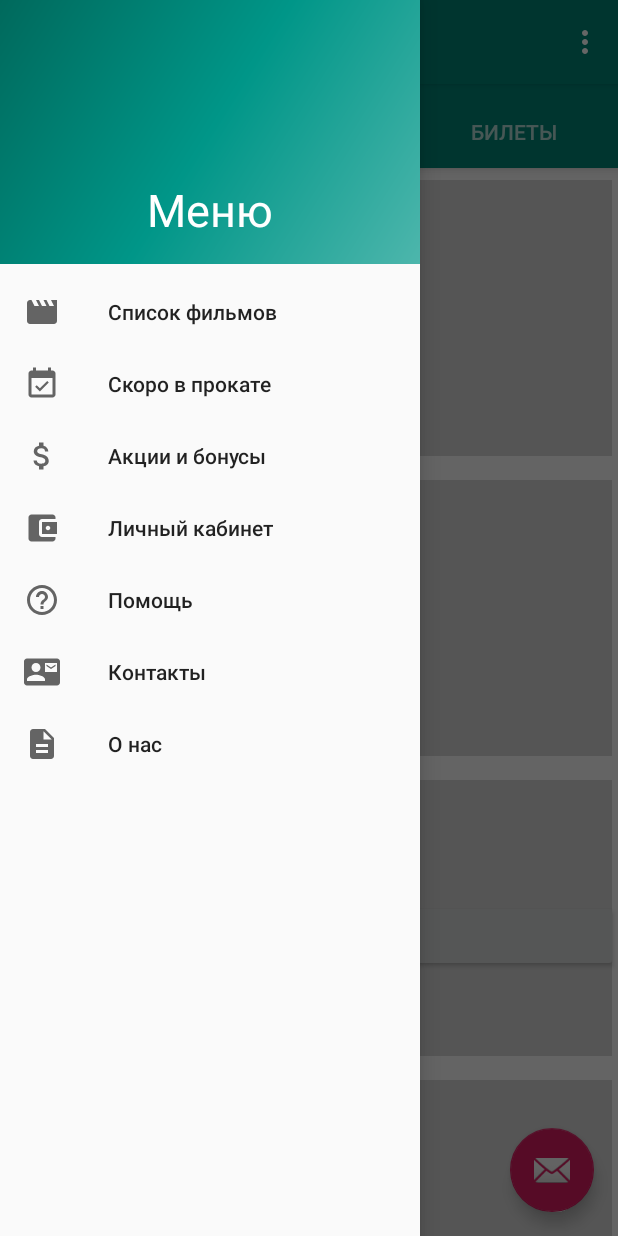
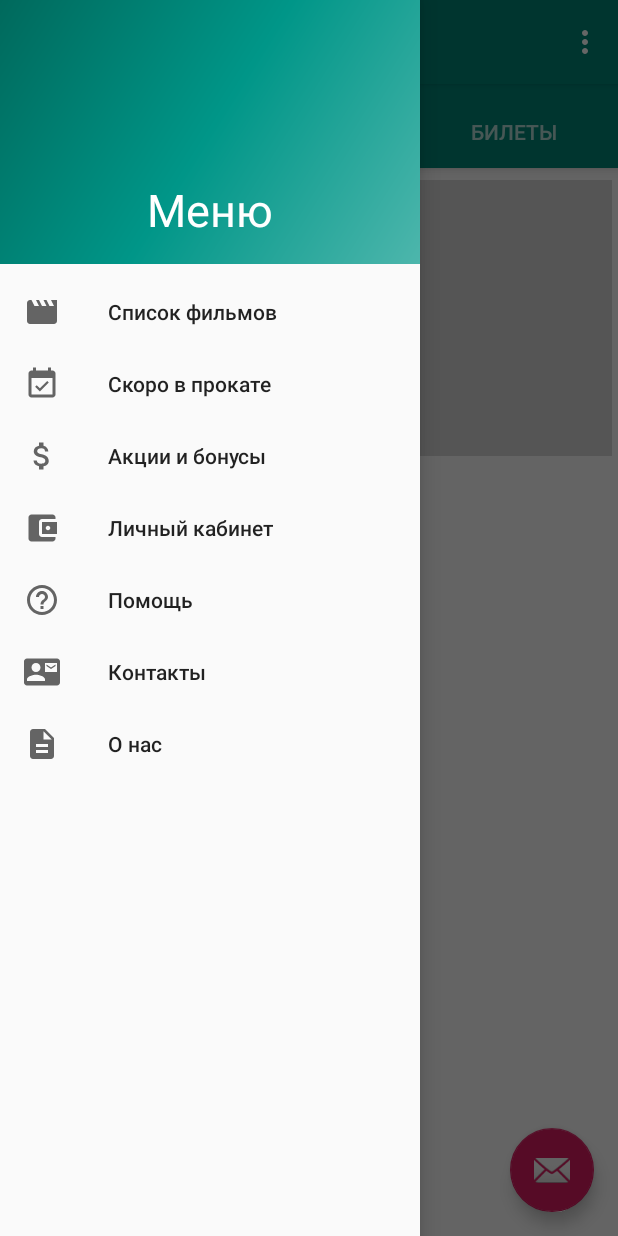
Before and after one commit to FruteL/Cinema-Booking-Client-master, an Android app: the screen it shows after launch (HomeActivity), with the side drawer open, on a phone screen of 412 x 824 dp. Run offline under Robolectric (Android 15) with nearby library versions, the phone set to English and light mode, and no system bars; our stand-ins replace Firebase (no records; nobody signed in at launch, a user with empty details on screens opened directly), Picasso; pictures from the network do not load.

Commit message:
my commit 2

```diff
--- a/app/src/main/java/com/cinema/client/data/movie/MoviesRepository.java
+++ b/app/src/main/java/com/cinema/client/data/movie/MoviesRepository.java
@@ -1,9 +1,16 @@
 package com.cinema.client.data.movie;
+
+import com.google.firebase.database.DatabaseReference;
+import com.google.firebase.database.FirebaseDatabase;
 
 import java.util.ArrayList;
 import java.util.List;
 
 public class MoviesRepository {
+
+
+
+
     public static List<Movie> generateNewMovies(){
         List<Movie> movies = new ArrayList<>();
 
@@ -18,60 +25,7 @@ public class MoviesRepository {
                 "https://multiplex.ua/images/7f/67/7f67319a6340bb8dfb280e3a75c3c867.jpeg"
         ));
 
-        movies.add(new Movie(
-                //title
-                "Шазам!",
-                //shortDescription
-                "Каждый из нас в душе супергерой, однако надо немного магии, чтобы раскрыть его. Воспитанному улицей 14-летнему Билли Батсону повезло: он способен превращаться во взрослого супергероя Шазама.",
-                //full Description
-                "Каждый из нас в душе супергерой, однако надо немного магии, чтобы раскрыть его. Воспитанному улицей 14-летнему Билли Батсону повезло: он способен превращаться во взрослого супергероя Шазама.",
-                //poster image url
-                "https://multiplex.ua/images/7f/67/7f67319a6340bb8dfb280e3a75c3c867.jpeg"
-        ));
 
-        movies.add(new Movie(
-                //title
-                "Шазам!",
-                //shortDescription
-                "Каждый из нас в душе супергерой, однако надо немного магии, чтобы раскрыть его. Воспитанному улицей 14-летнему Билли Батсону повезло: он способен превращаться во взрослого супергероя Шазама.",
-                //full Description
-                "Каждый из нас в душе супергерой, однако надо немного магии, чтобы раскрыть его. Воспитанному улицей 14-летнему Билли Батсону повезло: он способен превращаться во взрослого супергероя Шазама.",
-                //poster image url
-                "https://multiplex.ua/images/7f/67/7f67319a6340bb8dfb280e3a75c3c867.jpeg"
-        ));
-
-        movies.add(new Movie(
-                //title
-                "Шазам!",
-                //shortDescription
-                "Каждый из нас в душе супергерой, однако надо немного магии, чтобы раскрыть его. Воспитанному улицей 14-летнему Билли Батсону повезло: он способен превращаться во взрослого супергероя Шазама.",
-                //full Description
-                "Каждый из нас в душе супергерой, однако надо немного магии, чтобы раскрыть его. Воспитанному улицей 14-летнему Билли Батсону повезло: он способен превращаться во взрослого супергероя Шазама.",
-                //poster image url
-                "https://multiplex.ua/images/7f/67/7f67319a6340bb8dfb280e3a75c3c867.jpeg"
-        ));
-
-        movies.add(new Movie(
-                //title
-                "Шазам!",
-                //shortDescription
-                "Каждый из нас в душе супергерой, однако надо немного магии, чтобы раскрыть его. Воспитанному улицей 14-летнему Билли Батсону повезло: он способен превращаться во взрослого супергероя Шазама.",
-                //full Description
-                "Каждый из нас в душе супергерой, однако надо немного магии, чтобы раскрыть его. Воспитанному улицей 14-летнему Билли Батсону повезло: он способен превращаться во взрослого супергероя Шазама.",
-                //poster image url
-                "https://multiplex.ua/images/7f/67/7f67319a6340bb8dfb280e3a75c3c867.jpeg"
-        ));
-
-        movies.add(new Movie(
-                //title
-                "Шазам!",
-                //shortDescription
-                "Каждый из нас в душе супергерой, однако надо немного магии, чтобы раскрыть его. Воспитанному улицей 14-летнему Билли Батсону повезло: он способен превращаться во взрослого супергероя Шазама.",
-                //full Description
-                "Каждый из нас в душе супергерой, однако надо немного магии, чтобы раскрыть его. Воспитанному улицей 14-летнему Билли Батсону повезло: он способен превращаться во взрослого супергероя Шазама.",
-                //poster image url
-                "https://multiplex.ua/images/7f/67/7f67319a6340bb8dfb280e3a75c3c867.jpeg"
-        ));
 
         return movies;
     }
--- a/app/src/main/java/com/cinema/client/ui/HomeActivity.java
+++ b/app/src/main/java/com/cinema/client/ui/HomeActivity.java
@@ -26,6 +26,8 @@ import com.cinema.client.R;
 import com.cinema.client.ui.fragments.now.NowFragment;
 import com.cinema.client.ui.fragments.soon.SoonFragment;
 import com.cinema.client.ui.fragments.tickets.TicketsFragment;
+import com.google.firebase.auth.FirebaseAuth;
+import com.google.firebase.auth.FirebaseUser;
 
 import java.util.ArrayList;
 import java.util.List;
@@ -34,6 +36,7 @@ import java.util.List;
 
 public class HomeActivity extends AppCompatActivity
         implements NavigationView.OnNavigationItemSelectedListener {
+
 
     /**
      * The {@link android.support.v4.view.PagerAdapter} that will provide
@@ -44,6 +47,8 @@ public class HomeActivity extends AppCompatActivity
      * {@link android.support.v4.app.FragmentStatePagerAdapter}.
      */
     private SectionsPagerAdapter mSectionsPagerAdapter;
+    private FirebaseAuth mAuth;
+
 
     /**
      * The {@link ViewPager} that will host the section contents.
@@ -54,6 +59,7 @@ public class HomeActivity extends AppCompatActivity
     protected void onCreate(Bundle savedInstanceState) {
         super.onCreate(savedInstanceState);
         setContentView(R.layout.activity_main);
+
 
         Toolbar toolbar = (Toolbar) findViewById(R.id.toolbar);
         setSupportActionBar(toolbar);
@@ -86,16 +92,7 @@ public class HomeActivity extends AppCompatActivity
         tabLayout.addOnTabSelectedListener(new TabLayout.ViewPagerOnTabSelectedListener(mViewPager));
         tabLayout.setupWithViewPager(mViewPager);
 
-        Button btnJoin = (Button)findViewById(R.id.btnjoin);
-        btnJoin.setOnClickListener(new View.OnClickListener() {
-            @Override
-            public void onClick(View v) {
-                if (v.getId() == R.id.btnjoin) {
-                    Intent intent = new Intent(HomeActivity.this, EmailActivity.class);
-                    startActivity(intent);
-                }
-            }
-        });
+
     }
 
 
@@ -162,6 +159,9 @@ public class HomeActivity extends AppCompatActivity
         // Handle navigation view item clicks here.
         int id = item.getItemId();
 
+        mAuth = FirebaseAuth.getInstance();
+        FirebaseUser user = mAuth.getCurrentUser();
+
         if (id == R.id.nav_films) {
             // Handle the camera action
         } else if (id == R.id.nav_soon) {
@@ -169,12 +169,17 @@ public class HomeActivity extends AppCompatActivity
         } else if (id == R.id.nav_bonus) {
 
         } else if (id == R.id.nav_office) {
+            if(user == null ) {
+                Intent intent = new Intent(HomeActivity.this, EmailActivity.class);
+                startActivity(intent);
+            }
 
         } else if (id == R.id.nav_help) {
 
         } else if (id == R.id.nav_contacts) {
 
         } else if (id == R.id.nav_about) {
+            FirebaseAuth.getInstance().signOut();
 
         }
 
--- a/app/src/main/res/layout/activity_home.xml
+++ b/app/src/main/res/layout/activity_home.xml
@@ -8,12 +8,6 @@
     android:fitsSystemWindows="true"
     tools:context=".ui.HomeActivity">
 
-    <Button
-        android:id="@+id/btnjoin"
-        android:layout_width="fill_parent"
-        android:layout_height="wrap_content"
-        android:layout_marginTop="600dip"
-        android:text="Войти" />
 
     <android.support.design.widget.AppBarLayout
         android:id="@+id/appbar"
```
Also changed, not shown: app/build.gradle (+4 -3 lines), app/src/main/res/drawable/firebase_lockup_400.png (deleted).
